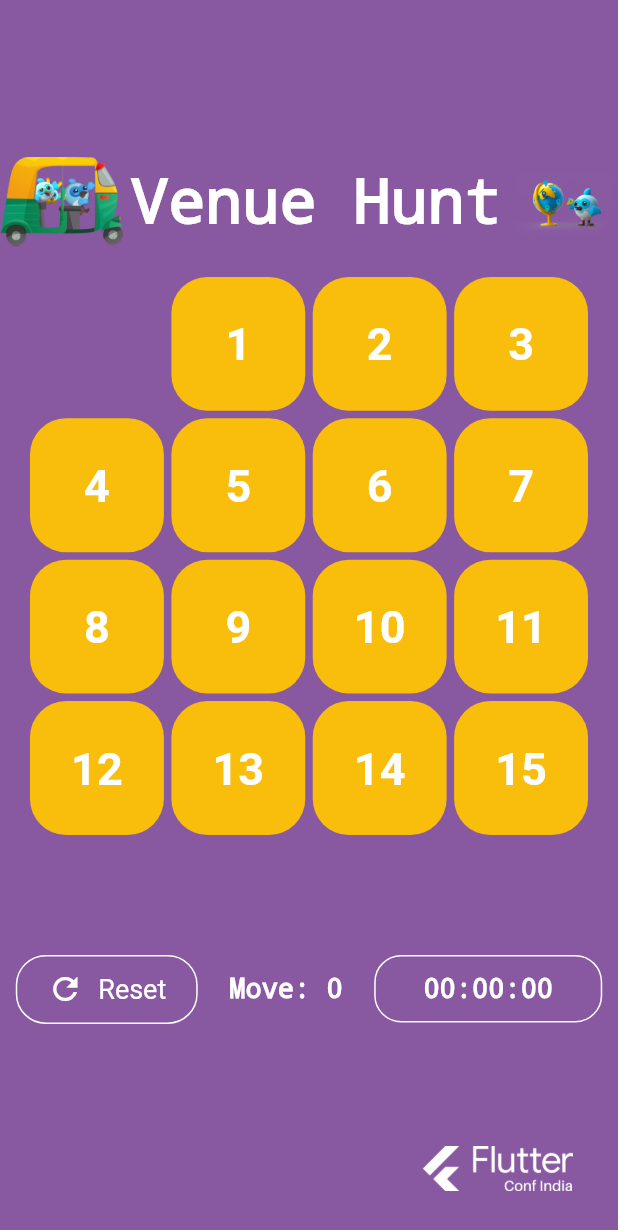
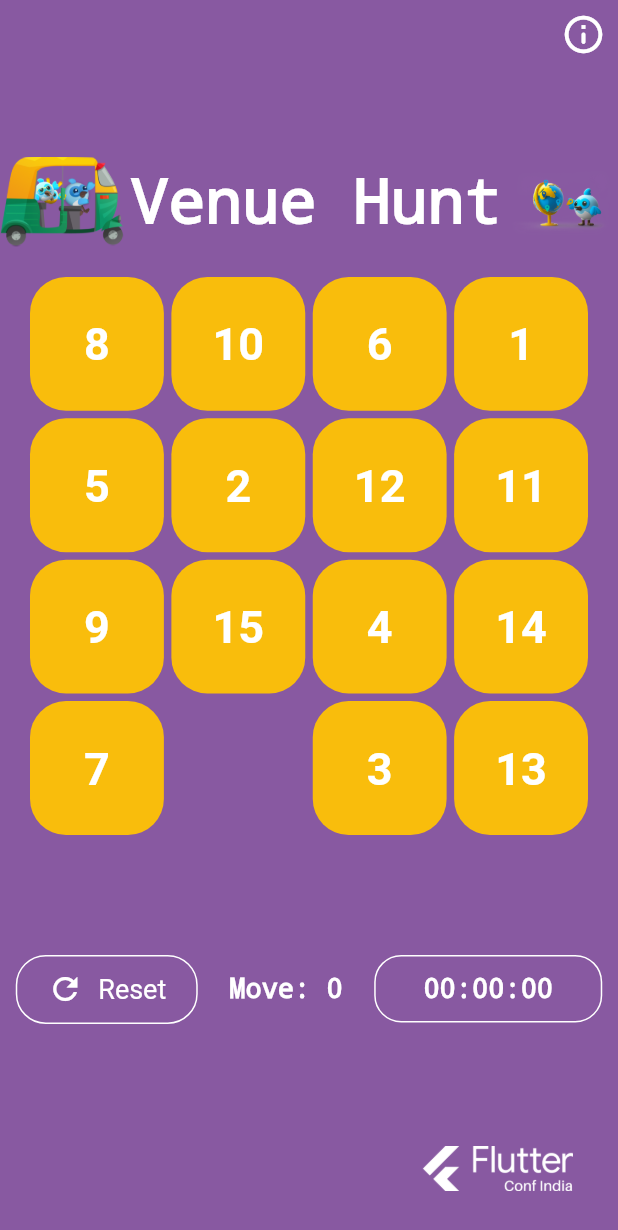
Before and after one commit to Flutter-Trivandrum/FlutterPuzzle, a Flutter app: the screen it shows after launch, on a phone screen of 412 x 824 dp. Shown: the top 1230 px of the screen. Run offline on Flutter 3.47's test engine with Material 2 defaults, Android fonts, the phone set to English and light mode, and no system bars; our stand-ins replace confetti, flutter_animate, google_fonts, lottie; missing offline and left inert: clipboard, dart:html, random_text_reveal; Roboto replaces fonts that are missing (GoogleSans).

Commit message:
add hint and change drive url

```diff
--- a/lib/Board.dart
+++ b/lib/Board.dart
@@ -18,7 +18,7 @@ class Board extends StatefulWidget {
 }
 
 class _BoardState extends State<Board> with TickerProviderStateMixin {
-  var numbers = [0, 1, 2, 3, 4, 5, 6, 7, 8, 9, 10, 11, 12, 13, 14, 15];
+  var numbers = [1, 2, 3, 4, 5, 6, 7, 8, 9, 10, 11, 12, 13, 14, 15, 0];
   int move = 0;
 
   static const duration = const Duration(seconds: 1);
@@ -29,7 +29,7 @@ class _BoardState extends State<Board> with TickerProviderStateMixin {
   @override
   void initState() {
     super.initState();
-    // numbers.shuffle();
+    numbers.shuffle();
   }
 
   @override
@@ -58,17 +58,34 @@ class _BoardState extends State<Board> with TickerProviderStateMixin {
         // ])),
         child: Stack(
           children: [
-
             Positioned(
                 right: 30,
                 bottom: 30,
                 child: GestureDetector(
-                  onDoubleTap: checkWin,
+                  // onDoubleTap: checkWin,
                   child: Image.asset(
                     "assets/images/LogoWhite.png",
                     width: size.width / 4,
                   ),
                 )),
+            Padding(
+              padding: const EdgeInsets.all(8.0),
+              child: Align(
+                  alignment: Alignment.topRight,
+                  child: GestureDetector(
+                    onTap: () {
+                      showDialog(context: context, builder: (context) {
+                        return AlertDialog(
+                            shape: RoundedRectangleBorder(borderRadius: BorderRadius.circular(20.0)) , //this right here
+
+                          title: Text("Hint 😉", style: TextStyle(fontWeight: FontWeight.bold),),
+                          content: Image.asset("assets/images/hint.png"),
+                        );
+                      },);
+                    },
+                    child: Icon(Icons.info_outline_rounded, color: Colors.white,size: 30 ),
+                  )),
+            ),
             Game(size),
             Align(
               alignment: Alignment.topLeft,
--- a/lib/Reward.dart
+++ b/lib/Reward.dart
@@ -116,7 +116,7 @@ class Reward extends StatelessWidget {
                       await Clipboard.setData(ClipboardData(
                           text: "32332e30363733373339,37322e36303233373633"));
                       launchUrl(Uri.parse(
-                          'https://drive.google.com/file/d/14lr3hbX6mthca9Lyw8wVyIRruGwrB9Q_/view'));
+                          'https://drive.google.com/file/d/1hmAsroYR4Vk7A1i_9T7FC1BTjQlaGGax/view'));
                     },
                     child: Text("Claim your Reward 🎉"),
                     style: ElevatedButton.styleFrom(
```
Also changed, not shown: assets/images/hint.png (added), pubspec.lock.
